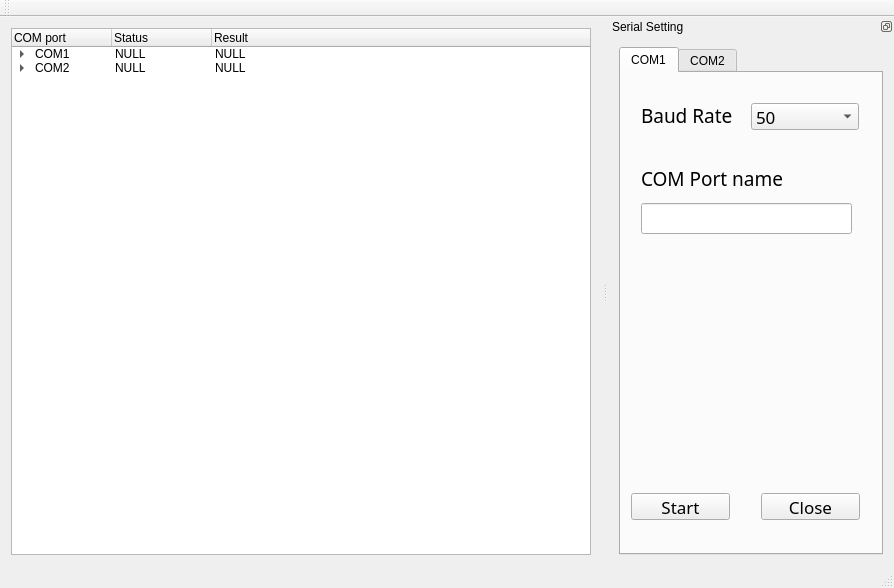
Above: mainwindow.ui from soso7885/QTvcom_test before the change. Below: the same form after it.
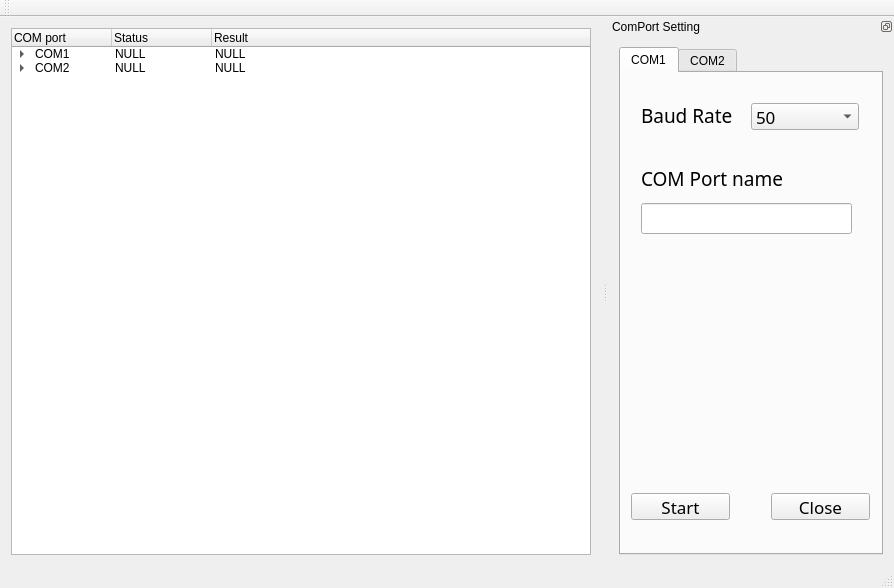
That is the form after the change. The open tabs and pages were chosen to show the change.

```diff
--- a/mainwindow.ui
+++ b/mainwindow.ui
@@ -169,7 +169,7 @@
     <set>QDockWidget::DockWidgetFloatable|QDockWidget::DockWidgetMovable</set>
    </property>
    <property name="windowTitle">
-    <string>Serial Setting</string>
+    <string>ComPort Setting</string>
    </property>
    <attribute name="dockWidgetArea">
     <number>2</number>
@@ -178,6 +178,12 @@
     <layout class="QGridLayout" name="gridLayout_4">
      <item row="0" column="0">
       <widget class="QTabWidget" name="tabWidget">
+       <property name="mouseTracking">
+        <bool>false</bool>
+       </property>
+       <property name="layoutDirection">
+        <enum>Qt::LeftToRight</enum>
+       </property>
        <property name="currentIndex">
         <number>1</number>
        </property>
@@ -384,7 +390,7 @@
          </property>
          <property name="geometry">
           <rect>
-           <x>140</x>
+           <x>150</x>
            <y>420</y>
            <width>99</width>
            <height>27</height>
```
Left out of the diff: 26 changed lines with no effect on the pictures.
